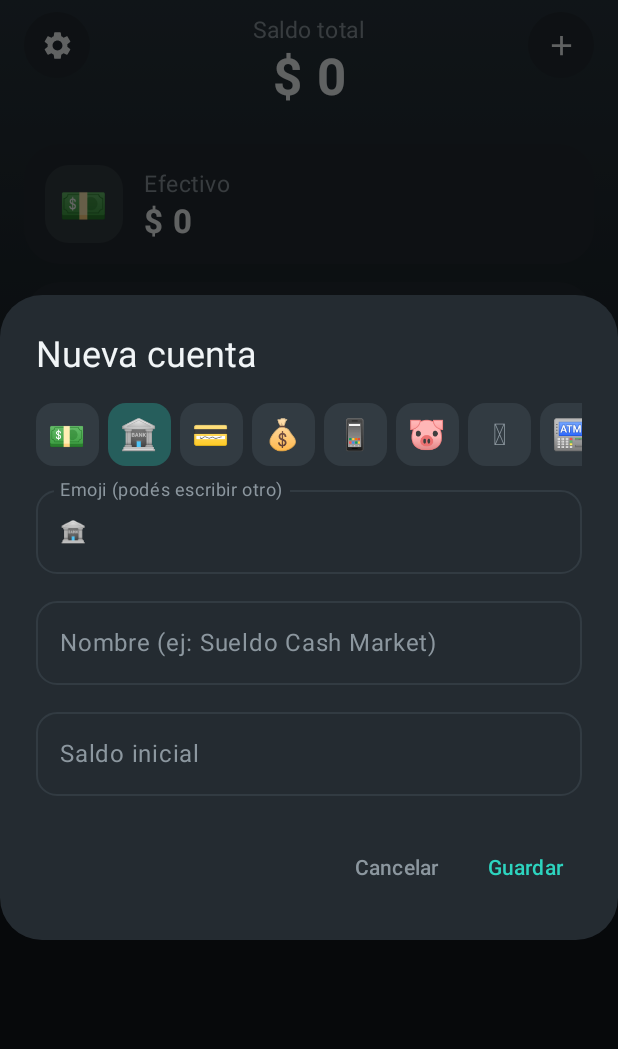
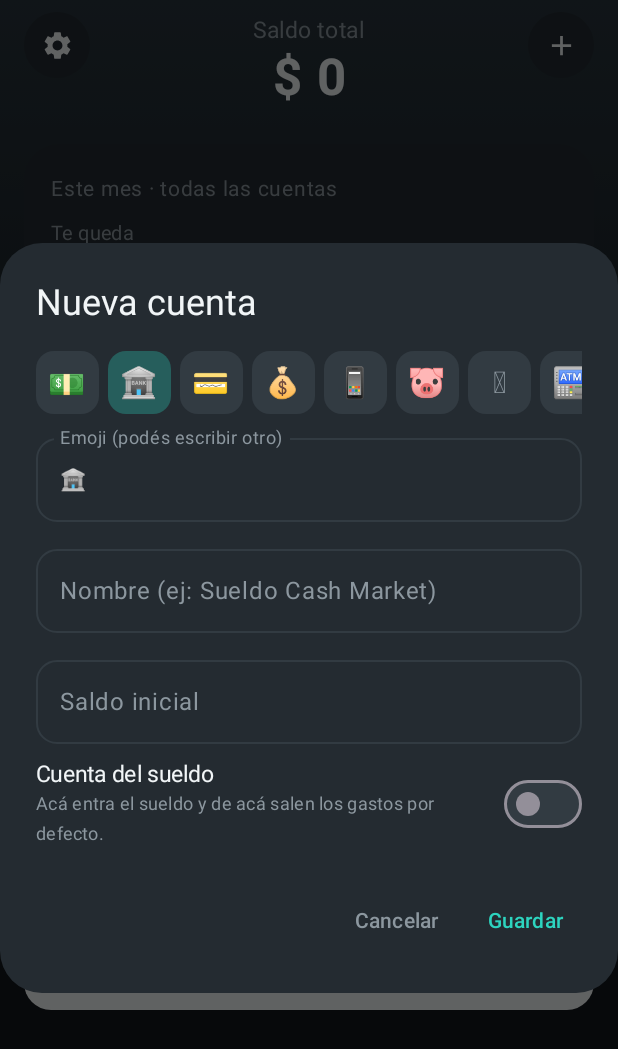
Before and after one commit to Nestorchallier/CuentasClaras, an Android app built with Jetpack Compose: the composable CuentasScreen shown on its own in the app's theme, after a tap on "Nueva cuenta", on a phone screen of 412 x 824 dp. Shown: the top 1049 px of the screen. Run offline under Robolectric (Android 15) with nearby library versions, the phone set to English and light mode, and no system bars; our stand-ins replace Room's generated code.

Commit message:
Cuentas: cuenta del sueldo y cuánto queda en el mes
- Se puede marcar una cuenta como "Cuenta del sueldo" (al editarla).
  Los gastos nuevos se cargan ahí por defecto.
- Arriba de Cuentas, tarjeta "Este mes": cobrado, gastado, gastos
  fijos (recurrentes) que faltan pagar, cuánto queda y cuánto se puede
  gastar por día hasta fin de mes. Sin cuenta marcada, suma todas.
- ProgressBar pasa a componentes compartidos.
- No cambia la base de datos (la marca se guarda en preferencias).

Co-Authored-By: Claude Opus 5.5 <noreply@anthropic.com>
Claude-Session: https://claude.ai/code/session_012EfRMN2oGsMhWxFfugwA3t

```diff
--- a/app/src/main/java/com/nestor/cuentasclaras/ui/components/Components.kt
+++ b/app/src/main/java/com/nestor/cuentasclaras/ui/components/Components.kt
@@ -342,3 +342,11 @@ fun MonthGrid(month: YearMonth, cell: @Composable RowScope.(LocalDate?) -> Unit)
         }
     }
 }
+
+/** Barra de avance redondeada (presupuestos, sueldo del mes). */
+@Composable
+fun ProgressBar(progress: Float, color: Color) {
+    Box(Modifier.fillMaxWidth().height(8.dp).clip(RoundedCornerShape(4.dp)).background(C.CardHi)) {
+        Box(Modifier.fillMaxWidth(progress.coerceIn(0f, 1f)).fillMaxHeight().clip(RoundedCornerShape(4.dp)).background(color))
+    }
+}
--- a/app/src/main/java/com/nestor/cuentasclaras/ui/screens/CuentasScreen.kt
+++ b/app/src/main/java/com/nestor/cuentasclaras/ui/screens/CuentasScreen.kt
@@ -12,6 +12,8 @@ import androidx.compose.material.icons.Icons
 import androidx.compose.material.icons.filled.Add
 import androidx.compose.material.icons.filled.Settings
 import androidx.compose.material3.AlertDialog
+import androidx.compose.material3.Switch
+import androidx.compose.material3.SwitchDefaults
 import androidx.compose.material3.Text
 import androidx.compose.material3.TextButton
 import androidx.compose.runtime.*
@@ -23,6 +25,7 @@ import androidx.compose.ui.unit.dp
 import androidx.compose.ui.unit.sp
 import com.nestor.cuentasclaras.data.Account
 import com.nestor.cuentasclaras.data.Defaults
+import com.nestor.cuentasclaras.data.Recurring
 import com.nestor.cuentasclaras.data.Tx
 import com.nestor.cuentasclaras.data.TxType
 import com.nestor.cuentasclaras.ui.MainViewModel
@@ -31,6 +34,10 @@ import com.nestor.cuentasclaras.ui.theme.C
 import com.nestor.cuentasclaras.util.Balances
 import com.nestor.cuentasclaras.util.Dates
 import com.nestor.cuentasclaras.util.Fmt
+import com.nestor.cuentasclaras.util.Prefs
+import com.nestor.cuentasclaras.util.Projection
+import java.time.LocalDate
+import java.time.YearMonth
 
 @Composable
 fun CuentasScreen(vm: MainViewModel, onSettings: () -> Unit) {
@@ -62,6 +69,9 @@ fun CuentasScreen(vm: MainViewModel, onSettings: () -> Unit) {
                     RoundIcon(Icons.Filled.Add, "Nueva cuenta", Modifier.align(Alignment.TopEnd)) { creating = true }
                 }
             }
+            item {
+                SueldoCard(all, recs, accs.firstOrNull { it.id == Prefs.mainAccountId }, balances)
+            }
             items(accs, key = { it.id }) { a ->
                 Row(
                     Modifier.fillMaxWidth().clip(RoundedCornerShape(24.dp)).background(C.Card)
@@ -73,7 +83,10 @@ fun CuentasScreen(vm: MainViewModel, onSettings: () -> Unit) {
                     }
                     Spacer(Modifier.width(14.dp))
                     Column {
-                        Text(a.name, color = C.Sub, fontSize = 15.sp)
+                        Text(
+                            if (a.id == Prefs.mainAccountId) "${a.name} · cuenta del sueldo" else a.name,
+                            color = C.Sub, fontSize = 15.sp
+                        )
                         val b = balances[a.id] ?: 0.0
                         Text(Fmt.money(b), color = if (b < 0) C.Red else C.Text, fontSize = 22.sp, fontWeight = FontWeight.Bold)
                     }
@@ -110,8 +123,20 @@ fun CuentasScreen(vm: MainViewModel, onSettings: () -> Unit) {
             usage = if (e == null) 0 else all.count { it.accountId == e.id || it.toAccountId == e.id } + recs.count { it.accountId == e.id },
             targets = accs.filter { it.id != e?.id },
             onDismiss = { creating = false; editing = null },
-            onSave = { a -> vm.launch { vm.repo.saveAccount(a.copy(position = if (a.id == 0L) accs.size else a.position)) }; creating = false; editing = null },
-            onDelete = { a, moveTo -> vm.launch { vm.repo.deleteAccount(a, moveTo) }; editing = null }
+            isMain = e != null && e.id == Prefs.mainAccountId,
+            onSave = { a, main ->
+                vm.launch {
+                    val id = vm.repo.saveAccount(a.copy(position = if (a.id == 0L) accs.size else a.position))
+                    if (main) Prefs.mainAccountId = id
+                    else if (id == Prefs.mainAccountId) Prefs.mainAccountId = -1L
+                }
+                creating = false; editing = null
+            },
+            onDelete = { a, moveTo ->
+                if (a.id == Prefs.mainAccountId) Prefs.mainAccountId = moveTo ?: -1L
+                vm.launch { vm.repo.deleteAccount(a, moveTo) }
+                editing = null
+            }
         )
     }
 
@@ -151,9 +176,11 @@ private fun TransferRow(t: Tx, from: Account?, to: Account?, onClick: () -> Unit
 
 @Composable
 fun AccountDialog(
-    initial: Account?, usage: Int, targets: List<Account>,
-    onDismiss: () -> Unit, onSave: (Account) -> Unit, onDelete: (account: Account, moveTo: Long?) -> Unit
+    initial: Account?, usage: Int, targets: List<Account>, isMain: Boolean,
+    onDismiss: () -> Unit, onSave: (account: Account, isMain: Boolean) -> Unit,
+    onDelete: (account: Account, moveTo: Long?) -> Unit
 ) {
+    var main by remember { mutableStateOf(isMain) }
     var name by remember { mutableStateOf(initial?.name ?: "") }
     var emoji by remember { mutableStateOf(initial?.emoji ?: "🏦") }
     var balance by remember { mutableStateOf(initial?.initialBalance?.let { Fmt.plain(it) } ?: "") }
@@ -170,6 +197,13 @@ fun AccountDialog(
                 EmojiPicker(emoji, Defaults.accountEmojis) { emoji = it }
                 Field(name, { name = it }, "Nombre (ej: Sueldo Cash Market)")
                 Field(balance, { balance = it }, "Saldo inicial", number = true)
+                Row(verticalAlignment = Alignment.CenterVertically) {
+                    Column(Modifier.weight(1f)) {
+                        Text("Cuenta del sueldo", color = C.Text, fontSize = 15.sp)
+                        Text("Acá entra el sueldo y de acá salen los gastos por defecto.", color = C.Sub, fontSize = 12.sp)
+                    }
+                    Switch(main, { main = it }, colors = SwitchDefaults.colors(checkedTrackColor = C.Green, checkedThumbColor = C.Text))
+                }
                 if (confirmDelete) {
                     when {
                         usage == 0 ->
@@ -189,7 +223,7 @@ fun AccountDialog(
             TextButton(onClick = {
                 if (name.isNotBlank()) {
                     val base = initial ?: Account(name = "", emoji = "")
-                    onSave(base.copy(name = name.trim(), emoji = emoji.ifBlank { "🏦" }, initialBalance = Fmt.parse(balance)))
+                    onSave(base.copy(name = name.trim(), emoji = emoji.ifBlank { "🏦" }, initialBalance = Fmt.parse(balance)), main)
                 }
             }) { Text("Guardar", color = C.Teal) }
         },
@@ -206,3 +240,48 @@ fun AccountDialog(
         }
     )
 }
+
+/**
+ * "Este mes" de la cuenta del sueldo: cuánto entró, cuánto se gastó, cuánto falta de gastos fijos
+ * y cuánto queda libre por día hasta fin de mes. Sin cuenta del sueldo marcada, suma todas las cuentas.
+ */
+@Composable
+private fun SueldoCard(all: List<Tx>, recs: List<Recurring>, main: Account?, balances: Map<Long, Double>) {
+    val ym = YearMonth.now()
+    fun mine(accountId: Long) = main == null || accountId == main.id
+    val month = Dates.inMonth(all, ym)
+    val cobrado = month.filter { it.type == TxType.INGRESO && mine(it.accountId) }.sumOf { it.amount }
+    val gastado = month.filter { it.type == TxType.GASTO && mine(it.accountId) }.sumOf { it.amount }
+    // Recurrentes de gasto que todavía no se generaron este mes (alquiler, servicios, etc.)
+    val fijos = Projection.recurrings(ym, recs).filter { it.type == TxType.GASTO && mine(it.accountId) }.sumOf { it.amount }
+    val libre = cobrado - gastado - fijos
+    val diasRestantes = ym.lengthOfMonth() - LocalDate.now().dayOfMonth + 1
+    CardBox {
+        Text(if (main != null) "${main.emoji} ${main.name} · este mes" else "Este mes · todas las cuentas", color = C.Sub, fontSize = 14.sp)
+        Spacer(Modifier.height(6.dp))
+        Text("Te queda", color = C.Sub, fontSize = 13.sp)
+        Text(Fmt.money(libre), color = if (libre < 0) C.Red else C.Green, fontSize = 30.sp, fontWeight = FontWeight.Bold, maxLines = 1)
+        if (cobrado > 0 && libre > 0) {
+            Text("${Fmt.money(libre / diasRestantes)} por día hasta fin de mes", color = C.Sub, fontSize = 13.sp)
+        }
+        Spacer(Modifier.height(10.dp))
+        ProgressBar(if (cobrado > 0) ((gastado + fijos) / cobrado).toFloat() else 0f, if (libre < 0) C.Red else C.Teal)
+        Spacer(Modifier.height(10.dp))
+        SueldoLine("Cobrado (sueldo e ingresos)", Fmt.money(cobrado), C.Green)
+        SueldoLine("Gastado", "− " + Fmt.money(gastado), C.Text)
+        if (fijos > 0) SueldoLine("Gastos fijos por pagar", "− " + Fmt.money(fijos), C.Text)
+        if (main != null) SueldoLine("Saldo actual de la cuenta", Fmt.money(balances[main.id] ?: 0.0), C.Text)
+        if (main == null) {
+            Spacer(Modifier.height(6.dp))
+            Text("Tocá la cuenta donde cobrás y marcala como \"Cuenta del sueldo\" para ver solo esa.", color = C.Sub, fontSize = 12.sp)
+        }
+    }
+}
+
+@Composable
+private fun SueldoLine(label: String, value: String, color: androidx.compose.ui.graphics.Color) {
+    Row(Modifier.fillMaxWidth().padding(vertical = 3.dp)) {
+        Text(label, color = C.Sub, fontSize = 14.sp, modifier = Modifier.weight(1f))
+        Text(value, color = color, fontSize = 14.sp, fontWeight = FontWeight.Medium)
+    }
+}
--- a/app/src/main/java/com/nestor/cuentasclaras/ui/screens/TxEditor.kt
+++ b/app/src/main/java/com/nestor/cuentasclaras/ui/screens/TxEditor.kt
@@ -68,7 +68,10 @@ fun TxEditor(
     val typeCats = categories.filter { it.type == type }
 
     LaunchedEffect(accounts) {
-        if (accId == null || accounts.none { it.id == accId }) accId = accounts.firstOrNull()?.id
+        // Por defecto, la cuenta del sueldo (si hay una marcada); si no, la primera.
+        if (accId == null || accounts.none { it.id == accId }) {
+            accId = accounts.firstOrNull { it.id == Prefs.mainAccountId }?.id ?: accounts.firstOrNull()?.id
+        }
     }
 
     fun press(k: String) {
--- a/app/src/main/java/com/nestor/cuentasclaras/util/Prefs.kt
+++ b/app/src/main/java/com/nestor/cuentasclaras/util/Prefs.kt
@@ -11,6 +11,7 @@ object Prefs {
     private val _cents = mutableStateOf(false)
     private val _hide = mutableStateOf(false)
     private val _general = mutableStateOf(GeneralCards.DEFAULT)
+    private val _mainAccount = mutableStateOf(-1L)
 
     fun init(context: Context) {
         val p = context.getSharedPreferences("prefs", Context.MODE_PRIVATE)
@@ -18,6 +19,7 @@ object Prefs {
         _currency.value = p.getString("currency", "$") ?: "$"
         _cents.value = p.getBoolean("cents", false)
         _hide.value = p.getBoolean("hide", false)
+        _mainAccount.value = p.getLong("main_account", -1L)
         _general.value = p.getString("general_cards", null)
             ?.split(",")?.filter { it in GeneralCards.ALL.keys }
             ?: GeneralCards.DEFAULT
@@ -34,6 +36,11 @@ object Prefs {
     var hideBalances: Boolean
         get() = _hide.value
         set(v) { _hide.value = v; sp?.edit()?.putBoolean("hide", v)?.apply() }
+
+    /** Cuenta donde entra el sueldo y de donde salen los gastos por defecto (-1 = ninguna). */
+    var mainAccountId: Long
+        get() = _mainAccount.value
+        set(v) { _mainAccount.value = v; sp?.edit()?.putLong("main_account", v)?.apply() }
 
     /** Tarjetas visibles en "General", en orden. */
     var generalCards: List<String>
```
Also changed, not shown: app/src/main/java/com/nestor/cuentasclaras/data/Repository.kt (+6 -1 lines), app/src/main/java/com/nestor/cuentasclaras/ui/screens/GeneralScreen.kt (+0 -7 lines).
